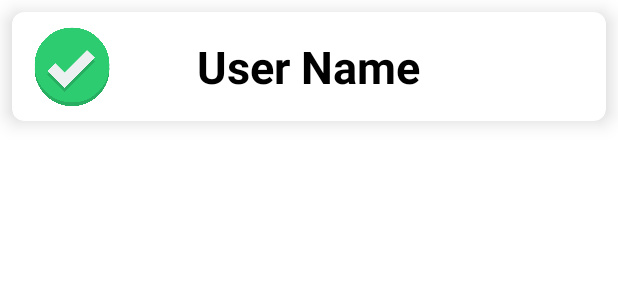
After one commit to Harish3000/FarmLink-MAD-PROJECT-Y2S2-G4.2, an Android app: the layout seller_list.xml on its own in the app's theme, with its tools: preview values and no code run, on a phone screen of 412 x 824 dp. The commit adds this screen. Shown: the top 300 px of the screen. Run offline under Robolectric (Android 15) with nearby library versions, the phone set to English and light mode, and no system bars.

Commit message:
fragments created

```diff
--- a/app/src/main/res/layout/fragment_home.xml
+++ b/app/src/main/res/layout/fragment_home.xml
@@ -12,7 +12,6 @@
         android:layout_height="match_parent"
         android:text="home" />
 
-
     <!-- Launch test -->
     <Button
         android:id="@+id/my_button"
@@ -21,4 +20,12 @@
         android:text="Launch Activity"
         android:layout_gravity="center_horizontal|center_vertical" />
 
+    <!-- Second button -->
+    <Button
+        android:id="@+id/my_button2"
+        android:layout_width="wrap_content"
+        android:layout_height="wrap_content"
+        android:layout_gravity="center_horizontal|bottom"
+        android:text="Button 2" />
+
 </FrameLayout>
--- /dev/null
+++ b/app/src/main/res/layout/seller_list.xml
@@ -0,0 +1,51 @@
+<?xml version="1.0" encoding="utf-8"?>
+<androidx.cardview.widget.CardView xmlns:android="http://schemas.android.com/apk/res/android"
+    android:layout_width="match_parent"
+    android:layout_height="wrap_content"
+    xmlns:app="http://schemas.android.com/apk/res-auto"
+    app:cardElevation="8dp"
+    app:cardCornerRadius="8dp"
+    android:layout_margin="8dp">
+    <ImageView
+        android:id="@+id/imageView"
+        android:layout_width="60dp"
+        android:layout_height="60dp"
+        android:layout_marginTop="5dp"
+        android:layout_marginStart="10dp"
+        app:srcCompat="@drawable/solved" />
+    <LinearLayout
+        android:layout_width="wrap_content"
+        android:layout_height="wrap_content"
+        android:layout_gravity="center"
+        android:gravity="center"
+        android:orientation="vertical"
+        android:padding="16dp">
+
+
+        <LinearLayout
+            android:layout_width="wrap_content"
+            android:layout_height="wrap_content"
+            android:layout_gravity="center_vertical"
+            android:orientation="horizontal">
+
+
+            <TextView
+                android:id="@+id/tvSellerName"
+                android:layout_width="wrap_content"
+                android:layout_height="wrap_content"
+                android:layout_gravity="center"
+                android:gravity="center"
+                android:text="User Name"
+                android:textColor="@color/black"
+                android:textSize="30sp"
+                android:textStyle="bold" />
+
+
+        </LinearLayout>
+
+    </LinearLayout>
+
+
+
+
+</androidx.cardview.widget.CardView>
```
